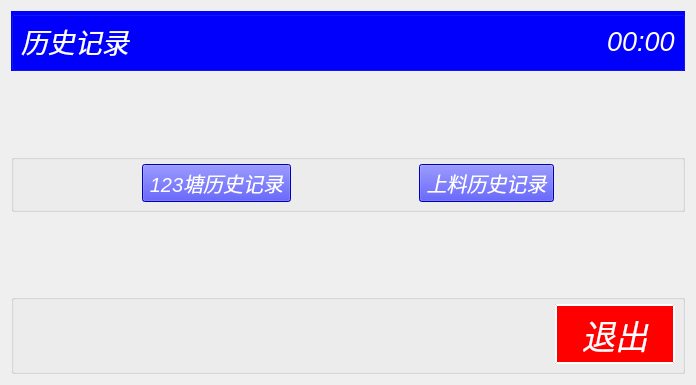
Before: the Qt Designer form chengyi_Qt4linux/form_history.ui in wsh01/batch-feeder, drawn with Qt 5.
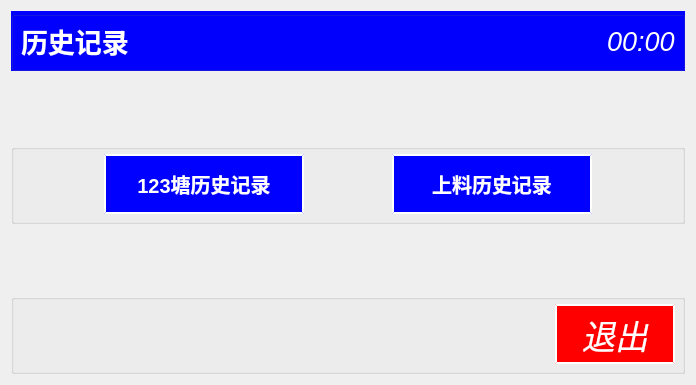
After: the same form once the commit is applied.

Diff of the .ui file:
```diff
--- a/chengyi_Qt4linux/form_history.ui
+++ b/chengyi_Qt4linux/form_history.ui
@@ -39,7 +39,9 @@
         <property name="font">
          <font>
           <pointsize>20</pointsize>
-          <italic>true</italic>
+          <weight>75</weight>
+          <italic>false</italic>
+          <bold>true</bold>
          </font>
         </property>
         <property name="styleSheet">
@@ -120,16 +122,34 @@
       </item>
       <item row="0" column="1">
        <widget class="QPushButton" name="btn_History2">
+        <property name="minimumSize">
+         <size>
+          <width>200</width>
+          <height>60</height>
+         </size>
+        </property>
+        <property name="maximumSize">
+         <size>
+          <width>200</width>
+          <height>60</height>
+         </size>
+        </property>
         <property name="font">
          <font>
           <pointsize>15</pointsize>
-          <italic>true</italic>
+          <weight>75</weight>
+          <italic>false</italic>
+          <bold>true</bold>
          </font>
         </property>
         <property name="styleSheet">
          <string notr="true">QPushButton { background-color:rgb(0, 0, 255);} 
 QPushButton:hover { background-color: rgb(100, 0, 255); }
-QPushButton {color:rgb(255, 255, 255);}</string>
+QPushButton {color:rgb(255, 255, 255);
+                             border-style: outset;
+                           	border-width: 2px;
+	                         border-color: white;}
+</string>
         </property>
         <property name="text">
          <string>123塘历史记录</string>
@@ -151,16 +171,34 @@
       </item>
       <item row="0" column="3">
        <widget class="QPushButton" name="btn_History3">
+        <property name="minimumSize">
+         <size>
+          <width>200</width>
+          <height>60</height>
+         </size>
+        </property>
+        <property name="maximumSize">
+         <size>
+          <width>200</width>
+          <height>60</height>
+         </size>
+        </property>
         <property name="font">
          <font>
           <pointsize>15</pointsize>
-          <italic>true</italic>
+          <weight>75</weight>
+          <italic>false</italic>
+          <bold>true</bold>
          </font>
         </property>
         <property name="styleSheet">
          <string notr="true">QPushButton { background-color:rgb(0, 0, 255);} 
 QPushButton:hover { background-color: rgb(100, 0, 255); }
-QPushButton {color:rgb(255, 255, 255);}</string>
+QPushButton {color:rgb(255, 255, 255);
+                             border-style: outset;
+                           	border-width: 2px;
+	                         border-color: white;}
+</string>
         </property>
         <property name="text">
          <string>上料历史记录</string>
```
